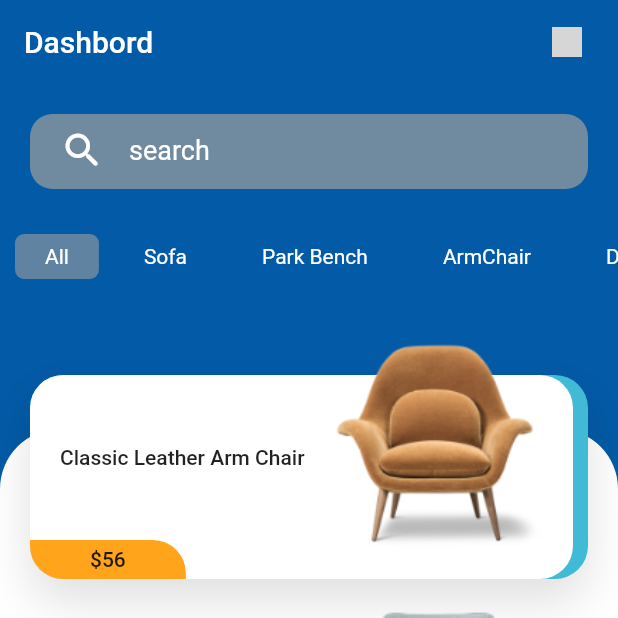
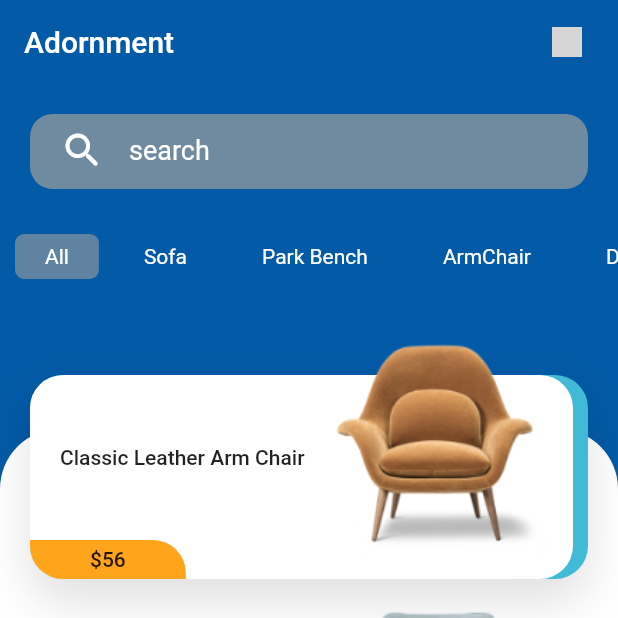
Before and after one commit to princepf/Adornment_Furniture_App, a Flutter app: the screen it shows after launch, on a phone screen of 412 x 824 dp, the top half of it. Run offline on Flutter 3.47's test engine with Material 2 defaults, Android fonts, the phone set to English and light mode, and no system bars; our stand-ins replace flutter_svg; grey boxes are pictures that could not be loaded.

```diff
--- a/lib/Model/product_model.dart
+++ b/lib/Model/product_model.dart
@@ -40,54 +40,54 @@ List<Product> products = [
     title: "Black Lather Sofa",
     image: "assets/images/bsofa.png",
     description:
-        "Lorem ipsum dolor sit amet, consectetur adipiscing elit, sed do eiusmod tempor incididunt ut labore et dolore magna aliqua. Ut enim ad minim",
+        "Pigmented leather is the most durable with a consistent surface appearance, while aniline leather is more natural looking, but less resistant to soiling.",
   ),
   Product(
     id: 5,
-    price: 120,
-    title: "Black Lather Sofa",
+    price: 82,
+    title: "Recliner Armchair",
     image: "assets/images/aarmchair.png",
     description:
-        "Lorem ipsum dolor sit amet, consectetur adipiscing elit, sed do eiusmod tempor incididunt ut labore et dolore magna aliqua. Ut enim ad minim",
+        "An armchair is both functional and comfortable. Its extended side supports to give complete rest to your arms. You may use the comfortable design of our wooden",
   ),
   Product(
     id: 6,
-    price: 120,
-    title: "Black Lather Sofa",
+    price: 51,
+    title: "Iron Standard Bench",
     image: "assets/images/abanch.png",
     description:
-        "Lorem ipsum dolor sit amet, consectetur adipiscing elit, sed do eiusmod tempor incididunt ut labore et dolore magna aliqua. Ut enim ad minim",
+        "The offered Cast Iron Garden Bench is designed using the best quality raw material and cutting edge technology under the guidance of adept professionals.",
   ),
   Product(
     id: 7,
-    price: 120,
-    title: "Black Lather Sofa",
+    price: 150,
+    title: "Heritage Wing Armchair",
     image: "assets/images/carmchair.png",
     description:
-        "Lorem ipsum dolor sit amet, consectetur adipiscing elit, sed do eiusmod tempor incididunt ut labore et dolore magna aliqua. Ut enim ad minim",
+        "Add a style statement to your home with this unique wing chair in vegan leather. Handmade with a tufted back and curved wings.",
   ),
   Product(
     id: 8,
-    price: 120,
-    title: "Black Lather Sofa",
+    price: 218,
+    title: "Orrsta White Corner Sofa",
     image: "assets/images/fsofa.png",
     description:
-        "Lorem ipsum dolor sit amet, consectetur adipiscing elit, sed do eiusmod tempor incididunt ut labore et dolore magna aliqua. Ut enim ad minim",
+        "This sofa quickly and easily transforms into a spacious bed – and turns the living room into a bedroom. ",
   ),
   Product(
     id: 9,
-    price: 120,
-    title: "Black Lather Sofa",
+    price: 179,
+    title: "Luxurious Wooden Armchair",
     image: "assets/images/earmchair.png",
     description:
-        "Lorem ipsum dolor sit amet, consectetur adipiscing elit, sed do eiusmod tempor incididunt ut labore et dolore magna aliqua. Ut enim ad minim",
+        "One chair that you will love to have in your home if you want to give your decor a very luxurious & sophisticated vibe. Let yourself be carried away by the originality of a unique and one-of-a-kind decor.",
   ),
   Product(
     id: 10,
-    price: 120,
-    title: "Black Lather Sofa",
+    price: 40,
+    title: "Patio Bench",
     image: "assets/images/cbanch.png",
     description:
-        "Lorem ipsum dolor sit amet, consectetur adipiscing elit, sed do eiusmod tempor incididunt ut labore et dolore magna aliqua. Ut enim ad minim",
+        "Vestre is a Norwegian manufacturer of urban furniture. Long term sustainability. Quality products in solid construction. Take a look at our product selection and order now.",
   ),
 ];
--- a/lib/detail_screen.dart
+++ b/lib/detail_screen.dart
@@ -31,7 +31,7 @@ class DetailScreen extends StatelessWidget {
       ),
       centerTitle: false,
       title: Text(
-        'Back'.toUpperCase(),
+        'Details'.toUpperCase(),
         style: Theme.of(context).textTheme.bodyText2,
       ),
       actions: <Widget>[
--- a/lib/home_screen.dart
+++ b/lib/home_screen.dart
@@ -24,7 +24,7 @@ class _HomeScreenState extends State<HomeScreen> {
         appBar: AppBar(
           backgroundColor: Color(0xFF035AA6),
           elevation: 0,
-          title: Text("Dashbord"),
+          title: Text("Adornment"),
           actions: <Widget>[
             IconButton(
               icon: SvgPicture.asset(
```
Also changed, not shown: 27 other files.
